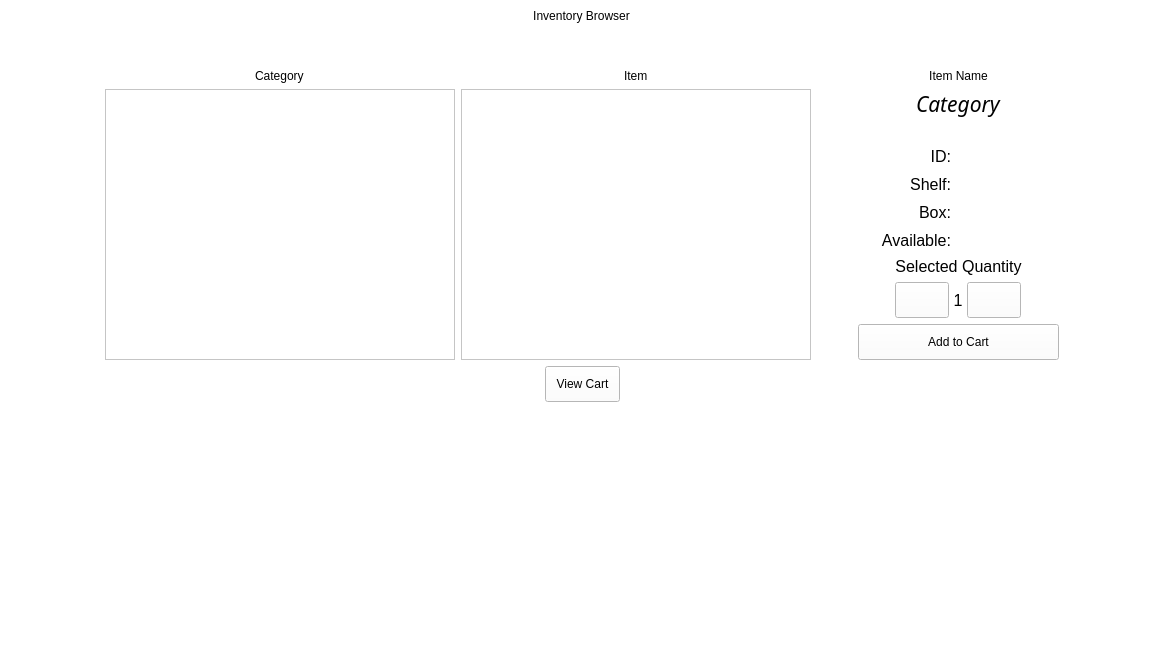
Qt form inventory.ui (arc-bphc/sims-gui) before a commit.
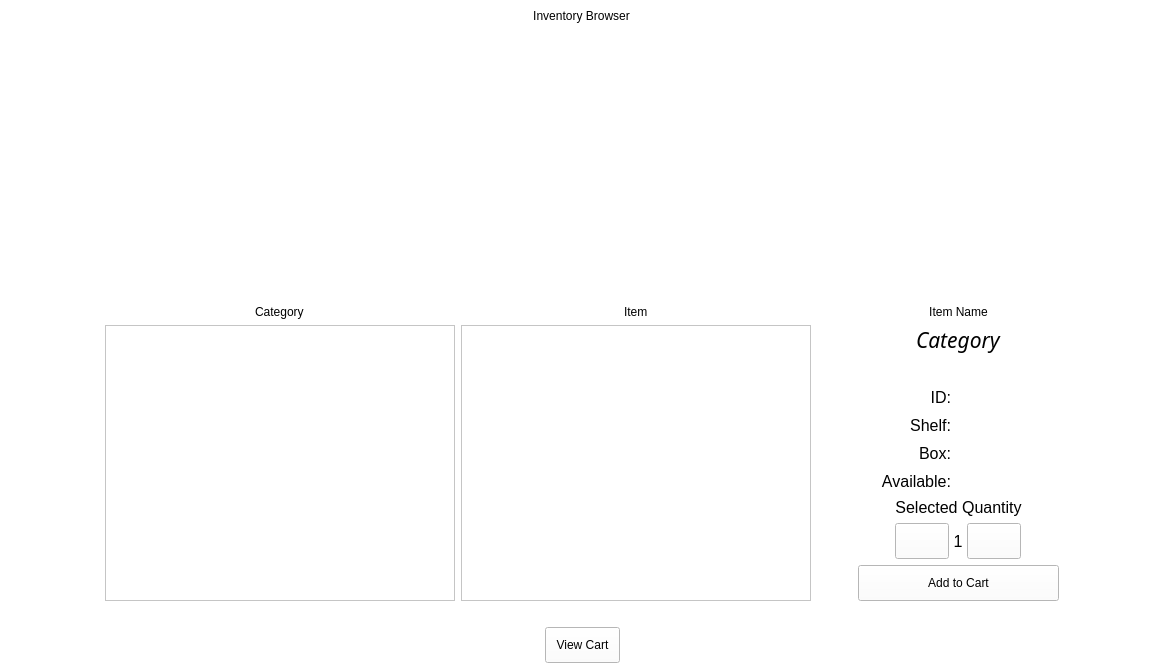
The same form after that commit. Icons and pictures are not drawn.

```diff
--- a/inventory.ui
+++ b/inventory.ui
@@ -20,6 +20,46 @@
   </property>
   <widget class="QWidget" name="centralwidget">
    <layout class="QGridLayout" name="gridLayout_3">
+    <item row="2" column="1">
+     <layout class="QHBoxLayout" name="horizontalLayout_3">
+      <item>
+       <spacer name="horizontalSpacer_4">
+        <property name="orientation">
+         <enum>Qt::Horizontal</enum>
+        </property>
+        <property name="sizeHint" stdset="0">
+         <size>
+          <width>40</width>
+          <height>20</height>
+         </size>
+        </property>
+       </spacer>
+      </item>
+      <item>
+       <widget class="QPushButton" name="cartButton">
+        <property name="focusPolicy">
+         <enum>Qt::NoFocus</enum>
+        </property>
+        <property name="text">
+         <string>View Cart</string>
+        </property>
+       </widget>
+      </item>
+      <item>
+       <spacer name="horizontalSpacer_5">
+        <property name="orientation">
+         <enum>Qt::Horizontal</enum>
+        </property>
+        <property name="sizeHint" stdset="0">
+         <size>
+          <width>40</width>
+          <height>20</height>
+         </size>
+        </property>
+       </spacer>
+      </item>
+     </layout>
+    </item>
     <item row="0" column="1">
      <layout class="QGridLayout" name="gridLayout_2">
       <item row="3" column="3">
@@ -438,57 +478,14 @@
      </spacer>
     </item>
     <item row="1" column="1">
-     <layout class="QHBoxLayout" name="horizontalLayout_3">
-      <item>
-       <spacer name="horizontalSpacer_4">
-        <property name="orientation">
-         <enum>Qt::Horizontal</enum>
-        </property>
-        <property name="sizeHint" stdset="0">
-         <size>
-          <width>40</width>
-          <height>20</height>
-         </size>
-        </property>
-       </spacer>
-      </item>
-      <item>
-       <widget class="QPushButton" name="cartButton">
-        <property name="focusPolicy">
-         <enum>Qt::NoFocus</enum>
-        </property>
-        <property name="text">
-         <string>View Cart</string>
-        </property>
-       </widget>
-      </item>
-      <item>
-       <spacer name="horizontalSpacer_5">
-        <property name="orientation">
-         <enum>Qt::Horizontal</enum>
-        </property>
-        <property name="sizeHint" stdset="0">
-         <size>
-          <width>40</width>
-          <height>20</height>
-         </size>
-        </property>
-       </spacer>
-      </item>
-     </layout>
-    </item>
-    <item row="4" column="1">
-     <spacer name="verticalSpacer_2">
-      <property name="orientation">
-       <enum>Qt::Vertical</enum>
+     <widget class="QLabel" name="status">
+      <property name="text">
+       <string/>
       </property>
-      <property name="sizeHint" stdset="0">
-       <size>
-        <width>20</width>
-        <height>40</height>
-       </size>
+      <property name="alignment">
+       <set>Qt::AlignCenter</set>
       </property>
-     </spacer>
+     </widget>
     </item>
    </layout>
   </widget>
```
